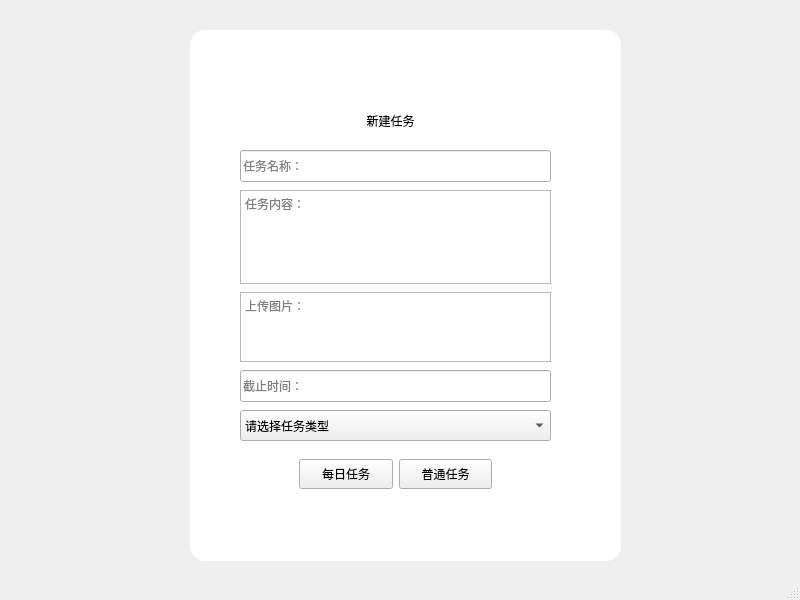
First picture: the form in frontend/add_task.ui, repository AiDahanwen/BUAA_2024_Python_Project, before the edit.
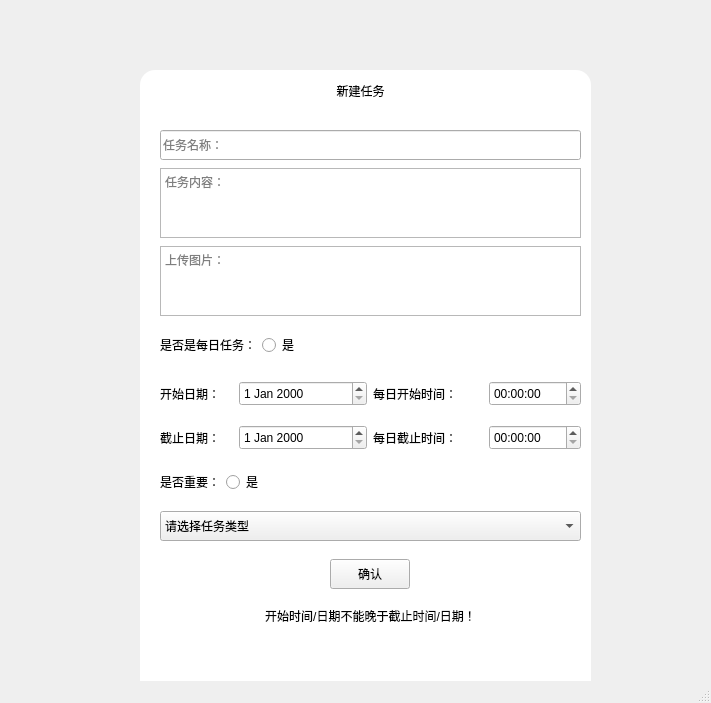
Second picture: the form after the edit. The open tabs and pages were chosen to show the change. Icons and pictures are not drawn.

```diff
--- a/frontend/add_task.ui
+++ b/frontend/add_task.ui
@@ -6,8 +6,8 @@
    <rect>
     <x>0</x>
     <y>0</y>
-    <width>800</width>
-    <height>600</height>
+    <width>711</width>
+    <height>703</height>
    </rect>
   </property>
   <property name="windowTitle">
@@ -17,10 +17,10 @@
    <widget class="QFrame" name="frame">
     <property name="geometry">
      <rect>
-      <x>190</x>
-      <y>30</y>
-      <width>431</width>
-      <height>531</height>
+      <x>140</x>
+      <y>70</y>
+      <width>451</width>
+      <height>631</height>
      </rect>
     </property>
     <property name="minimumSize">
@@ -48,8 +48,8 @@
     <widget class="QLabel" name="label">
      <property name="geometry">
       <rect>
-       <x>130</x>
-       <y>70</y>
+       <x>150</x>
+       <y>0</y>
        <width>141</width>
        <height>41</height>
       </rect>
@@ -70,13 +70,13 @@
       <set>Qt::AlignCenter</set>
      </property>
     </widget>
-    <widget class="QWidget" name="widget_2" native="true">
+    <widget class="QFrame" name="frame_2">
      <property name="geometry">
       <rect>
-       <x>50</x>
-       <y>120</y>
-       <width>311</width>
-       <height>291</height>
+       <x>20</x>
+       <y>60</y>
+       <width>421</width>
+       <height>411</height>
       </rect>
      </property>
      <property name="styleSheet">
@@ -150,26 +150,433 @@
        </widget>
       </item>
       <item>
-       <widget class="QLineEdit" name="lineEdit_F_password1">
+       <widget class="QFrame" name="frame_4">
         <property name="sizePolicy">
-         <sizepolicy hsizetype="Expanding" vsizetype="Expanding">
+         <sizepolicy hsizetype="Preferred" vsizetype="Expanding">
           <horstretch>0</horstretch>
           <verstretch>1</verstretch>
+         </sizepolicy>
+        </property>
+        <layout class="QHBoxLayout" name="horizontalLayout_10">
+         <property name="leftMargin">
+          <number>0</number>
+         </property>
+         <item>
+          <widget class="QLabel" name="label_8">
+           <property name="sizePolicy">
+            <sizepolicy hsizetype="Expanding" vsizetype="Preferred">
+             <horstretch>1</horstretch>
+             <verstretch>0</verstretch>
+            </sizepolicy>
+           </property>
+           <property name="text">
+            <string>是否是每日任务：</string>
+           </property>
+          </widget>
+         </item>
+         <item>
+          <widget class="QRadioButton" name="radioButton_Add_is_every">
+           <property name="sizePolicy">
+            <sizepolicy hsizetype="Expanding" vsizetype="Fixed">
+             <horstretch>10</horstretch>
+             <verstretch>0</verstretch>
+            </sizepolicy>
+           </property>
+           <property name="text">
+            <string>是</string>
+           </property>
+          </widget>
+         </item>
+        </layout>
+       </widget>
+      </item>
+      <item>
+       <widget class="QStackedWidget" name="stackedWidget_2">
+        <property name="sizePolicy">
+         <sizepolicy hsizetype="Preferred" vsizetype="Expanding">
+          <horstretch>0</horstretch>
+          <verstretch>3</verstretch>
          </sizepolicy>
         </property>
         <property name="minimumSize">
          <size>
-          <width>0</width>
-          <height>30</height>
+          <width>311</width>
+          <height>88</height>
          </size>
         </property>
-        <property name="placeholderText">
-         <string>截止时间：</string>
+        <property name="currentIndex">
+         <number>0</number>
         </property>
+        <widget class="QWidget" name="page_2">
+         <widget class="QWidget" name="layoutWidget">
+          <property name="geometry">
+           <rect>
+            <x>0</x>
+            <y>0</y>
+            <width>421</width>
+            <height>80</height>
+           </rect>
+          </property>
+          <layout class="QVBoxLayout" name="verticalLayout_3">
+           <property name="spacing">
+            <number>0</number>
+           </property>
+           <item>
+            <widget class="QFrame" name="frame_2">
+             <property name="sizePolicy">
+              <sizepolicy hsizetype="Preferred" vsizetype="Expanding">
+               <horstretch>0</horstretch>
+               <verstretch>1</verstretch>
+              </sizepolicy>
+             </property>
+             <property name="minimumSize">
+              <size>
+               <width>309</width>
+               <height>36</height>
+              </size>
+             </property>
+             <property name="styleSheet">
+              <string notr="true"/>
+             </property>
+             <layout class="QHBoxLayout" name="horizontalLayout_5">
+              <property name="leftMargin">
+               <number>0</number>
+              </property>
+              <item>
+               <widget class="QLabel" name="label_4">
+                <property name="sizePolicy">
+                 <sizepolicy hsizetype="Expanding" vsizetype="Preferred">
+                  <horstretch>4</horstretch>
+                  <verstretch>0</verstretch>
+                 </sizepolicy>
+                </property>
+                <property name="minimumSize">
+                 <size>
+                  <width>60</width>
+                  <height>21</height>
+                 </size>
+                </property>
+                <property name="styleSheet">
+                 <string notr="true">border:none;</string>
+                </property>
+                <property name="text">
+                 <string>开始时间：</string>
+                </property>
+               </widget>
+              </item>
+              <item>
+               <widget class="QDateTimeEdit" name="dateTimeEdit_ordinary_begin">
+                <property name="sizePolicy">
+                 <sizepolicy hsizetype="Expanding" vsizetype="Fixed">
+                  <horstretch>10</horstretch>
+                  <verstretch>0</verstretch>
+                 </sizepolicy>
+                </property>
+                <property name="minimumSize">
+                 <size>
+                  <width>234</width>
+                  <height>25</height>
+                 </size>
+                </property>
+               </widget>
+              </item>
+             </layout>
+            </widget>
+           </item>
+           <item>
+            <widget class="QFrame" name="frame_3">
+             <property name="sizePolicy">
+              <sizepolicy hsizetype="Preferred" vsizetype="Expanding">
+               <horstretch>0</horstretch>
+               <verstretch>1</verstretch>
+              </sizepolicy>
+             </property>
+             <property name="minimumSize">
+              <size>
+               <width>309</width>
+               <height>36</height>
+              </size>
+             </property>
+             <layout class="QHBoxLayout" name="horizontalLayout_6">
+              <property name="leftMargin">
+               <number>0</number>
+              </property>
+              <item>
+               <widget class="QLabel" name="label_5">
+                <property name="sizePolicy">
+                 <sizepolicy hsizetype="Expanding" vsizetype="Preferred">
+                  <horstretch>4</horstretch>
+                  <verstretch>0</verstretch>
+                 </sizepolicy>
+                </property>
+                <property name="minimumSize">
+                 <size>
+                  <width>60</width>
+                  <height>21</height>
+                 </size>
+                </property>
+                <property name="text">
+                 <string>截止时间：</string>
+                </property>
+               </widget>
+              </item>
+              <item>
+               <widget class="QDateTimeEdit" name="dateTimeEdit_ordinary_end">
+                <property name="sizePolicy">
+                 <sizepolicy hsizetype="Expanding" vsizetype="Fixed">
+                  <horstretch>10</horstretch>
+                  <verstretch>0</verstretch>
+                 </sizepolicy>
+                </property>
+                <property name="minimumSize">
+                 <size>
+                  <width>234</width>
+                  <height>25</height>
+                 </size>
+                </property>
+               </widget>
+              </item>
+             </layout>
+            </widget>
+           </item>
+          </layout>
+         </widget>
+        </widget>
+        <widget class="QWidget" name="page_3">
+         <widget class="QWidget" name="layoutWidget">
+          <property name="geometry">
+           <rect>
+            <x>0</x>
+            <y>1</y>
+            <width>421</width>
+            <height>81</height>
+           </rect>
+          </property>
+          <layout class="QVBoxLayout" name="verticalLayout_2">
+           <item>
+            <widget class="QFrame" name="frame">
+             <layout class="QHBoxLayout" name="horizontalLayout_11">
+              <property name="leftMargin">
+               <number>0</number>
+              </property>
+              <property name="topMargin">
+               <number>0</number>
+              </property>
+              <property name="rightMargin">
+               <number>0</number>
+              </property>
+              <property name="bottomMargin">
+               <number>0</number>
+              </property>
+              <item>
+               <widget class="QLabel" name="label_9">
+                <property name="sizePolicy">
+                 <sizepolicy hsizetype="Expanding" vsizetype="Preferred">
+                  <horstretch>4</horstretch>
+                  <verstretch>0</verstretch>
+                 </sizepolicy>
+                </property>
+                <property name="minimumSize">
+                 <size>
+                  <width>60</width>
+                  <height>30</height>
+                 </size>
+                </property>
+                <property name="text">
+                 <string>开始日期：</string>
+                </property>
+               </widget>
+              </item>
+              <item>
+               <widget class="QDateEdit" name="dateEdit_every_begin_date">
+                <property name="sizePolicy">
+                 <sizepolicy hsizetype="Expanding" vsizetype="Fixed">
+                  <horstretch>7</horstretch>
+                  <verstretch>0</verstretch>
+                 </sizepolicy>
+                </property>
+                <property name="minimumSize">
+                 <size>
+                  <width>86</width>
+                  <height>25</height>
+                 </size>
+                </property>
+               </widget>
+              </item>
+              <item>
+               <widget class="QLabel" name="label_11">
+                <property name="sizePolicy">
+                 <sizepolicy hsizetype="Expanding" vsizetype="Preferred">
+                  <horstretch>6</horstretch>
+                  <verstretch>0</verstretch>
+                 </sizepolicy>
+                </property>
+                <property name="minimumSize">
+                 <size>
+                  <width>84</width>
+                  <height>30</height>
+                 </size>
+                </property>
+                <property name="text">
+                 <string>每日开始时间：</string>
+                </property>
+               </widget>
+              </item>
+              <item>
+               <widget class="QTimeEdit" name="timeEdit_every_begin_time">
+                <property name="sizePolicy">
+                 <sizepolicy hsizetype="Expanding" vsizetype="Fixed">
+                  <horstretch>5</horstretch>
+                  <verstretch>0</verstretch>
+                 </sizepolicy>
+                </property>
+                <property name="minimumSize">
+                 <size>
+                  <width>56</width>
+                  <height>25</height>
+                 </size>
+                </property>
+               </widget>
+              </item>
+             </layout>
+            </widget>
+           </item>
+           <item>
+            <widget class="QFrame" name="frame">
+             <layout class="QHBoxLayout" name="horizontalLayout_13">
+              <property name="leftMargin">
+               <number>0</number>
+              </property>
+              <property name="topMargin">
+               <number>0</number>
+              </property>
+              <property name="rightMargin">
+               <number>0</number>
+              </property>
+              <property name="bottomMargin">
+               <number>0</number>
+              </property>
+              <item>
+               <widget class="QLabel" name="label_10">
+                <property name="sizePolicy">
+                 <sizepolicy hsizetype="Expanding" vsizetype="Preferred">
+                  <horstretch>4</horstretch>
+                  <verstretch>0</verstretch>
+                 </sizepolicy>
+                </property>
+                <property name="minimumSize">
+                 <size>
+                  <width>60</width>
+                  <height>30</height>
+                 </size>
+                </property>
+                <property name="text">
+                 <string>截止日期：</string>
+                </property>
+               </widget>
+              </item>
+              <item>
+               <widget class="QDateEdit" name="dateEdit_every_end_date">
+                <property name="sizePolicy">
+                 <sizepolicy hsizetype="Expanding" vsizetype="Fixed">
+                  <horstretch>7</horstretch>
+                  <verstretch>0</verstretch>
+                 </sizepolicy>
+                </property>
+                <property name="minimumSize">
+                 <size>
+                  <width>86</width>
+                  <height>25</height>
+                 </size>
+                </property>
+               </widget>
+              </item>
+              <item>
+               <widget class="QLabel" name="label_12">
+                <property name="sizePolicy">
+                 <sizepolicy hsizetype="Expanding" vsizetype="Preferred">
+                  <horstretch>6</horstretch>
+                  <verstretch>0</verstretch>
+                 </sizepolicy>
+                </property>
+                <property name="minimumSize">
+                 <size>
+                  <width>84</width>
+                  <height>30</height>
+                 </size>
+                </property>
+                <property name="text">
+                 <string>每日截止时间：</string>
+                </property>
+               </widget>
+              </item>
+              <item>
+               <widget class="QTimeEdit" name="timeEdit_every_end_time">
+                <property name="sizePolicy">
+                 <sizepolicy hsizetype="Expanding" vsizetype="Fixed">
+                  <horstretch>5</horstretch>
+                  <verstretch>0</verstretch>
+                 </sizepolicy>
+                </property>
+                <property name="minimumSize">
+                 <size>
+                  <width>56</width>
+                  <height>25</height>
+                 </size>
+                </property>
+               </widget>
+              </item>
+             </layout>
+            </widget>
+           </item>
+          </layout>
+         </widget>
+        </widget>
        </widget>
       </item>
       <item>
-       <widget class="QComboBox" name="comboBox">
+       <widget class="QFrame" name="frame">
+        <property name="sizePolicy">
+         <sizepolicy hsizetype="Preferred" vsizetype="Expanding">
+          <horstretch>0</horstretch>
+          <verstretch>1</verstretch>
+         </sizepolicy>
+        </property>
+        <layout class="QHBoxLayout" name="horizontalLayout_9">
+         <property name="leftMargin">
+          <number>0</number>
+         </property>
+         <item>
+          <widget class="QLabel" name="label_7">
+           <property name="sizePolicy">
+            <sizepolicy hsizetype="Expanding" vsizetype="Preferred">
+             <horstretch>1</horstretch>
+             <verstretch>0</verstretch>
+            </sizepolicy>
+           </property>
+           <property name="text">
+            <string>是否重要：</string>
+           </property>
+          </widget>
+         </item>
+         <item>
+          <widget class="QRadioButton" name="radioButton_Add_is_important">
+           <property name="sizePolicy">
+            <sizepolicy hsizetype="Expanding" vsizetype="Fixed">
+             <horstretch>10</horstretch>
+             <verstretch>0</verstretch>
+            </sizepolicy>
+           </property>
+           <property name="text">
+            <string>是</string>
+           </property>
+          </widget>
+         </item>
+        </layout>
+       </widget>
+      </item>
+      <item>
+       <widget class="QComboBox" name="comboBox_Add_task_type">
         <property name="sizePolicy">
          <sizepolicy hsizetype="Preferred" vsizetype="Expanding">
           <horstretch>0</horstretch>
@@ -273,10 +680,10 @@
     <widget class="QFrame" name="frame">
      <property name="geometry">
       <rect>
-       <x>100</x>
-       <y>420</y>
-       <width>211</width>
-       <height>41</height>
+       <x>40</x>
+       <y>480</y>
+       <width>381</width>
+       <height>95</height>
       </rect>
      </property>
      <property name="styleSheet">
@@ -285,9 +692,9 @@
 	padding-top:5px;
 }</string>
      </property>
-     <layout class="QHBoxLayout" name="horizontalLayout">
-      <item>
-       <widget class="QPushButton" name="pushButton_A_everyday">
+     <layout class="QVBoxLayout" name="verticalLayout_4">
+      <item alignment="Qt::AlignHCenter">
+       <widget class="QPushButton" name="pushButton_A_ensure">
         <property name="minimumSize">
          <size>
           <width>0</width>
@@ -295,29 +702,86 @@
          </size>
         </property>
         <property name="text">
-         <string>每日任务</string>
+         <string>确认</string>
         </property>
        </widget>
       </item>
       <item>
-       <widget class="QPushButton" name="pushButton_A_ordinary">
-        <property name="enabled">
-         <bool>true</bool>
-        </property>
+       <widget class="QStackedWidget" name="stackedWidget">
         <property name="minimumSize">
          <size>
-          <width>0</width>
-          <height>30</height>
+          <width>311</width>
+          <height>41</height>
          </size>
         </property>
-        <property name="text">
-         <string>普通任务</string>
+        <property name="currentIndex">
+         <number>2</number>
         </property>
+        <widget class="QWidget" name="page"/>
+        <widget class="QWidget" name="page_task_void">
+         <layout class="QHBoxLayout" name="horizontalLayout_3">
+          <item>
+           <widget class="QLabel" name="label_2">
+            <property name="text">
+             <string>任务名称不能为空！</string>
+            </property>
+            <property name="alignment">
+             <set>Qt::AlignCenter</set>
+            </property>
+           </widget>
+          </item>
+         </layout>
+        </widget>
+        <widget class="QWidget" name="page_later_time">
+         <layout class="QHBoxLayout" name="horizontalLayout_4">
+          <item>
+           <widget class="QLabel" name="label_3">
+            <property name="minimumSize">
+             <size>
+              <width>293</width>
+              <height>23</height>
+             </size>
+            </property>
+            <property name="text">
+             <string>开始时间/日期不能晚于截止时间/日期！</string>
+            </property>
+            <property name="alignment">
+             <set>Qt::AlignCenter</set>
+            </property>
+           </widget>
+          </item>
+         </layout>
+        </widget>
+        <widget class="QWidget" name="page_task_type">
+         <layout class="QHBoxLayout" name="horizontalLayout_7">
+          <item>
+           <widget class="QLabel" name="label_6">
+            <property name="text">
+             <string>请选择任务类型！</string>
+            </property>
+            <property name="alignment">
+             <set>Qt::AlignCenter</set>
+            </property>
+           </widget>
+          </item>
+         </layout>
+        </widget>
        </widget>
       </item>
      </layout>
     </widget>
    </widget>
+   <widget class="QWidget" name="layoutWidget">
+    <property name="geometry">
+     <rect>
+      <x>0</x>
+      <y>0</y>
+      <width>2</width>
+      <height>2</height>
+     </rect>
+    </property>
+    <layout class="QHBoxLayout" name="horizontalLayout_8"/>
+   </widget>
   </widget>
   <widget class="QStatusBar" name="statusbar"/>
  </widget>
```
Left out of the diff: 20 changed lines with no effect on the pictures.
